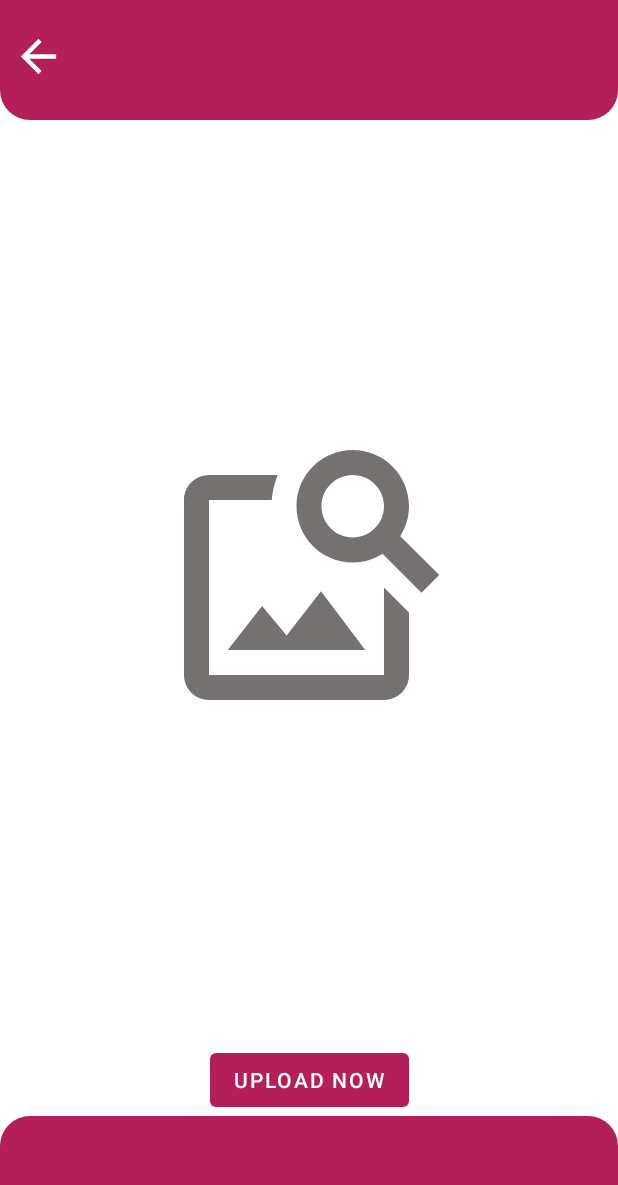
After one commit to app-src/EzyBites, an Android app: the AddPostActivity screen opened directly, with no data from a screen before it, on a phone screen of 412 x 824 dp. The commit adds this screen. Shown: the top 1185 px of the screen. Run offline under Robolectric (Android 15) with nearby library versions, the phone set to English and light mode, and no system bars; our stand-ins replace Firebase (no records; nobody signed in at launch, a user with empty details on screens opened directly).

Commit message:
community work started

```diff
--- a/app/build.gradle
+++ b/app/build.gradle
@@ -39,6 +39,7 @@ dependencies {
     implementation 'com.google.firebase:firebase-firestore'
     implementation 'com.google.firebase:firebase-storage'
     implementation 'com.google.firebase:firebase-common-ktx:20.0.0'
+    implementation 'com.google.firebase:firebase-database:20.0.3'
     testImplementation 'junit:junit:4.13.2'
     androidTestImplementation 'androidx.test.ext:junit:1.1.3'
     androidTestImplementation 'androidx.test.espresso:espresso-core:3.4.0'
@@ -48,6 +49,7 @@ dependencies {
     implementation 'de.hdodenhof:circleimageview:3.1.0'
     implementation 'com.android.volley:volley:1.2.1'
     implementation platform('com.google.firebase:firebase-bom:29.0.3')
+    implementation 'com.makeramen:roundedimageview:2.3.0'
 
 
 
--- a/app/src/main/AndroidManifest.xml
+++ b/app/src/main/AndroidManifest.xml
@@ -14,6 +14,9 @@
         android:roundIcon="@mipmap/ic_launcher_round"
         android:supportsRtl="true"
         android:theme="@style/Theme.EzyBites">
+        <activity
+            android:name=".Screens.AddPostActivity"
+            android:exported="false" />
         <activity
             android:name=".Screens.OtpActivity"
             android:exported="false" />
--- /dev/null
+++ b/app/src/main/java/io/github/ashishthehulk/ezybites/Screens/AddPostActivity.java
@@ -0,0 +1,155 @@
+package io.github.ashishthehulk.ezybites.Screens;
+
+import androidx.annotation.NonNull;
+import androidx.annotation.Nullable;
+import androidx.appcompat.app.AppCompatActivity;
+
+import android.content.ContentResolver;
+import android.content.Intent;
+import android.net.Uri;
+import android.os.Bundle;
+import android.view.View;
+import android.webkit.MimeTypeMap;
+import android.widget.Button;
+import android.widget.ImageView;
+import android.widget.Toast;
+
+import com.google.android.gms.tasks.OnFailureListener;
+import com.google.android.gms.tasks.OnSuccessListener;
+import com.google.firebase.auth.FirebaseAuth;
+import com.google.firebase.auth.FirebaseUser;
+import com.google.firebase.database.DatabaseReference;
+import com.google.firebase.database.FirebaseDatabase;
+import com.google.firebase.storage.FirebaseStorage;
+import com.google.firebase.storage.OnProgressListener;
+import com.google.firebase.storage.StorageReference;
+import com.google.firebase.storage.UploadTask;
+
+import io.github.ashishthehulk.ezybites.MainActivity;
+import io.github.ashishthehulk.ezybites.R;
+
+public class AddPostActivity extends AppCompatActivity {
+
+    private ImageView backPost, uploadImage;
+    private Button uploadBtn;
+    private DatabaseReference root ;
+    private StorageReference reference;
+    private Uri imageUri;
+    private FirebaseUser user;
+    private FirebaseAuth auth;
+
+    @Override
+    protected void onCreate(Bundle savedInstanceState) {
+        super.onCreate(savedInstanceState);
+        setContentView(R.layout.activity_add_post);
+
+        backPost = findViewById(R.id.backPost);
+        uploadImage = findViewById(R.id.uploadImage);
+        uploadBtn = findViewById(R.id.uploadBtn);
+        root = FirebaseDatabase.getInstance().getReference("Post");
+        reference = FirebaseStorage.getInstance().getReference();
+        auth = FirebaseAuth.getInstance();
+        user = auth.getCurrentUser();
+
+
+        backPost.setOnClickListener(new View.OnClickListener() {
+            @Override
+            public void onClick(View view) {
+
+                Intent intent = new Intent(AddPostActivity.this, MainActivity.class);
+                intent.putExtra("frag",2);
+                startActivity(intent);
+                finish();
+
+            }
+        });
+
+        uploadImage.setOnClickListener(new View.OnClickListener() {
+            @Override
+            public void onClick(View view) {
+
+            Intent gallery = new Intent();
+            gallery.setAction(Intent.ACTION_GET_CONTENT);
+            gallery.setType("image/*");
+            startActivityForResult(gallery, 2);
+
+            }
+        });
+
+
+        uploadBtn.setOnClickListener(new View.OnClickListener() {
+            @Override
+            public void onClick(View view) {
+
+                if(imageUri!=null)
+                {
+                    uploadToFirebase(imageUri);
+                }else
+                {
+                    Toast.makeText(AddPostActivity.this, "Please select an Image!", Toast.LENGTH_SHORT).show();
+                }
+
+            }
+        });
+
+
+
+    }
+
+    private void uploadToFirebase(Uri uri)
+    {
+        String userId = user.getUid().toString();
+        StorageReference fileRef = reference.child(userId+System.currentTimeMillis()+"."+getFileExtention(uri));
+        fileRef.putFile(uri).addOnSuccessListener(new OnSuccessListener<UploadTask.TaskSnapshot>() {
+            @Override
+            public void onSuccess(UploadTask.TaskSnapshot taskSnapshot) {
+
+            }
+        }).addOnProgressListener(new OnProgressListener<UploadTask.TaskSnapshot>() {
+            @Override
+            public void onProgress(@NonNull UploadTask.TaskSnapshot snapshot) {
+
+            }
+        }).addOnFailureListener(new OnFailureListener() {
+            @Override
+            public void onFailure(@NonNull Exception e) {
+
+                Toast.makeText(AddPostActivity.this, "Uploading failed!", Toast.LENGTH_SHORT).show();
+
+            }
+        });
+
+    }
+
+    private String getFileExtention(Uri mUri)
+    {
+
+        ContentResolver cr = getContentResolver();
+        MimeTypeMap mime = MimeTypeMap.getSingleton();
+        return mime.getExtensionFromMimeType(cr.getType(mUri));
+
+    }
+
+    @Override
+    protected void onActivityResult(int requestCode, int resultCode, @Nullable Intent data) {
+        super.onActivityResult(requestCode, resultCode, data);
+
+        if(requestCode == 2 && resultCode == RESULT_OK && data != null)
+        {
+            imageUri = data.getData();
+            uploadImage.setImageURI(imageUri);
+
+        }
+    }
+
+    @Override
+    public void onBackPressed() {
+        super.onBackPressed();
+
+        Intent intent = new Intent(AddPostActivity.this, MainActivity.class);
+        intent.putExtra("frag",2);
+        startActivity(intent);
+        finish();
+
+    }
+}
--- /dev/null
+++ b/app/src/main/res/drawable/bottomcorner.xml
@@ -0,0 +1,8 @@
+<?xml version="1.0" encoding="utf-8"?>
+<shape xmlns:android="http://schemas.android.com/apk/res/android">
+    <gradient android:startColor="@color/themeColor" android:endColor="@color/themeColor"
+        android:angle="270"
+        />
+    <corners android:bottomLeftRadius="20dp" android:bottomRightRadius="20dp" />
+
+</shape>
--- /dev/null
+++ b/app/src/main/res/drawable/ic_baseline_arrow_back_24.xml
@@ -0,0 +1,5 @@
+<vector android:autoMirrored="true" android:height="24dp"
+    android:tint="#FFFFFF" android:viewportHeight="24"
+    android:viewportWidth="24" android:width="24dp" xmlns:android="http://schemas.android.com/apk/res/android">
+    <path android:fillColor="@android:color/white" android:pathData="M20,11H7.83l5.59,-5.59L12,4l-8,8 8,8 1.41,-1.41L7.83,13H20v-2z"/>
+</vector>
--- /dev/null
+++ b/app/src/main/res/drawable/ic_baseline_image_search_24.xml
@@ -0,0 +1,5 @@
+<vector android:height="24dp" android:tint="#757171"
+    android:viewportHeight="24" android:viewportWidth="24"
+    android:width="24dp" xmlns:android="http://schemas.android.com/apk/res/android">
+    <path android:fillColor="@android:color/white" android:pathData="M18,13v7L4,20L4,6h5.02c0.05,-0.71 0.22,-1.38 0.48,-2L4,4c-1.1,0 -2,0.9 -2,2v14c0,1.1 0.9,2 2,2h14c1.1,0 2,-0.9 2,-2v-5l-2,-2zM16.5,18h-11l2.75,-3.53 1.96,2.36 2.75,-3.54zM19.3,8.89c0.44,-0.7 0.7,-1.51 0.7,-2.39C20,4.01 17.99,2 15.5,2S11,4.01 11,6.5s2.01,4.5 4.49,4.5c0.88,0 1.7,-0.26 2.39,-0.7L21,13.42 22.42,12 19.3,8.89zM15.5,9C14.12,9 13,7.88 13,6.5S14.12,4 15.5,4 18,5.12 18,6.5 16.88,9 15.5,9z"/>
+</vector>
--- /dev/null
+++ b/app/src/main/res/drawable/topcorner.xml
@@ -0,0 +1,8 @@
+<?xml version="1.0" encoding="utf-8"?>
+<shape xmlns:android="http://schemas.android.com/apk/res/android">
+    <gradient android:startColor="@color/themeColor" android:endColor="@color/themeColor"
+        android:angle="270"
+        />
+    <corners android:topLeftRadius="20dp" android:topRightRadius="20dp" />
+
+</shape>
--- /dev/null
+++ b/app/src/main/res/layout/activity_add_post.xml
@@ -0,0 +1,64 @@
+<?xml version="1.0" encoding="utf-8"?>
+<androidx.constraintlayout.widget.ConstraintLayout xmlns:android="http://schemas.android.com/apk/res/android"
+    xmlns:app="http://schemas.android.com/apk/res-auto"
+    xmlns:tools="http://schemas.android.com/tools"
+    android:layout_width="match_parent"
+    android:layout_height="match_parent"
+    tools:context=".Screens.AddPostActivity">
+
+
+    <View
+        android:id="@+id/view"
+        android:layout_width="match_parent"
+        android:layout_height="80dp"
+        app:layout_constraintStart_toStartOf="parent"
+        app:layout_constraintEnd_toEndOf="parent"
+        android:background="@drawable/bottomcorner"
+        app:layout_constraintTop_toTopOf="parent" />
+
+    <ImageView
+        android:id="@+id/backPost"
+        android:layout_width="35dp"
+        android:layout_height="35dp"
+        app:layout_constraintStart_toStartOf="parent"
+        app:layout_constraintTop_toTopOf="parent"
+        android:layout_marginTop="20dp"
+        android:layout_marginStart="8dp"
+        android:src="@drawable/ic_baseline_arrow_back_24"
+        />
+
+
+    <ImageView
+        android:id="@+id/uploadImage"
+        android:layout_width="200dp"
+        android:layout_height="200dp"
+        android:layout_marginTop="70dp"
+        android:src="@drawable/ic_baseline_image_search_24"
+        app:layout_constraintBottom_toTopOf="@+id/uploadBtn"
+        app:layout_constraintEnd_toEndOf="parent"
+        app:layout_constraintStart_toStartOf="parent"
+        app:layout_constraintTop_toTopOf="parent" />
+
+    <Button
+        android:id="@+id/uploadBtn"
+        android:layout_width="wrap_content"
+        android:layout_height="wrap_content"
+        app:layout_constraintStart_toStartOf="parent"
+        android:layout_marginStart="8dp"
+        android:textColor="@color/white"
+        android:layout_marginEnd="8dp"
+        app:layout_constraintEnd_toEndOf="parent"
+        app:layout_constraintBottom_toTopOf="@id/view2"
+        android:text="Upload Now"
+        />
+
+    <View
+        android:id="@+id/view2"
+        android:layout_width="match_parent"
+        android:layout_height="80dp"
+        app:layout_constraintStart_toStartOf="parent"
+        app:layout_constraintEnd_toEndOf="parent"
+        android:background="@drawable/topcorner"
+        app:layout_constraintBottom_toBottomOf="parent" />
+
+</androidx.constraintlayout.widget.ConstraintLayout>
--- a/app/src/main/res/layout/fragment_community.xml
+++ b/app/src/main/res/layout/fragment_community.xml
@@ -39,7 +39,7 @@
         <androidx.recyclerview.widget.RecyclerView
             android:id="@+id/postRecyclerView"
             android:layout_width="match_parent"
-            tools:listitem="@layout/post_layout"
+
             android:layout_height="wrap_content" />
 
     </androidx.swiperefreshlayout.widget.SwipeRefreshLayout>
--- a/app/src/main/res/values-night/themes.xml
+++ b/app/src/main/res/values-night/themes.xml
@@ -1,6 +1,6 @@
 <resources xmlns:tools="http://schemas.android.com/tools">
     <!-- Base application theme. -->
-    <style name="Theme.EzyBites" parent="Theme.MaterialComponents.DayNight.DarkActionBar">
+    <style name="Theme.EzyBites" parent="Theme.MaterialComponents.DayNight.NoActionBar">
         <!-- Primary brand color. -->
         <item name="colorPrimary">@color/purple_200</item>
         <item name="colorPrimaryVariant">@color/purple_700</item>
```
Also changed, not shown: app/src/main/java/io/github/ashishthehulk/ezybites/Fragments/CommunityFragment.java (+12 -0 lines).
